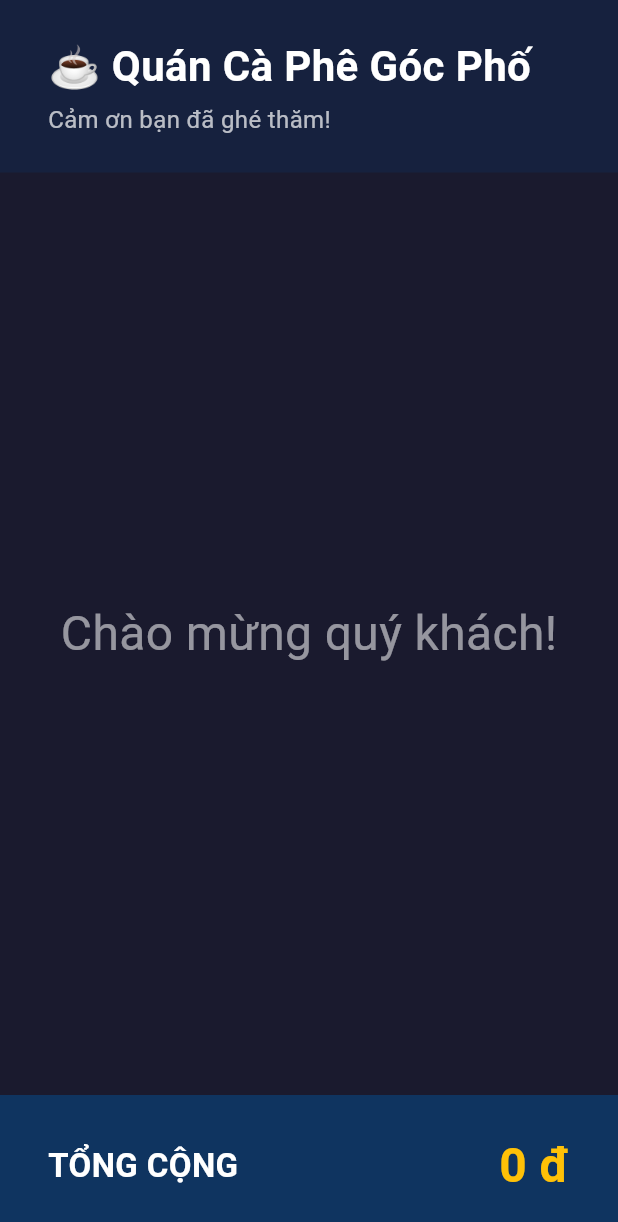
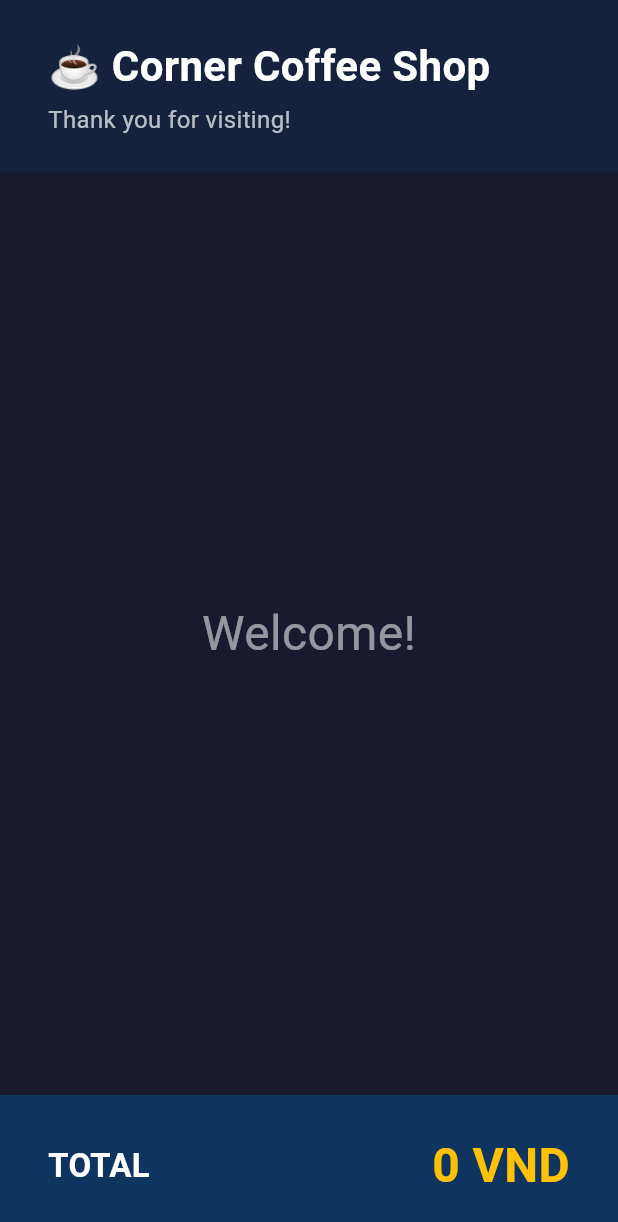
Before and after one commit to felixdinh/secondary-screen, a Flutter app: the OrderDisplayScreen screen opened by its route, on a phone screen of 412 x 824 dp. Shown: the top 1222 px of the screen. Run offline on Flutter 3.47's test engine with Material 3 defaults, Android fonts, the phone set to English and light mode, and no system bars; our stand-ins replace cached_network_image, carousel_slider, flutter_bloc.

Commit message:
refactor: update UI text to English and adjust currency formatting in order and sales screens

```diff
--- a/example/lib/models/product_model.dart
+++ b/example/lib/models/product_model.dart
@@ -12,14 +12,14 @@ class Product {
   });
 
   static const List<Product> catalog = [
-    Product(id: 1, name: 'Cà phê sữa', price: 35000, emoji: '☕'),
-    Product(id: 2, name: 'Bạc xỉu', price: 30000, emoji: '🥛'),
-    Product(id: 3, name: 'Trà sữa', price: 40000, emoji: '🧋'),
-    Product(id: 4, name: 'Sinh tố xoài', price: 45000, emoji: '🥭'),
-    Product(id: 5, name: 'Nước cam', price: 25000, emoji: '🍊'),
-    Product(id: 6, name: 'Cà phê đen', price: 25000, emoji: '🖤'),
-    Product(id: 7, name: 'Bánh mì', price: 20000, emoji: '🥖'),
-    Product(id: 8, name: 'Bánh croissant', price: 30000, emoji: '🥐'),
-    Product(id: 9, name: 'Matcha latte', price: 50000, emoji: '🍵'),
+    Product(id: 1, name: 'Milk Coffee', price: 35000, emoji: '☕'),
+    Product(id: 2, name: 'White Coffee', price: 30000, emoji: '🥛'),
+    Product(id: 3, name: 'Milk Tea', price: 40000, emoji: '🧋'),
+    Product(id: 4, name: 'Mango Smoothie', price: 45000, emoji: '🥭'),
+    Product(id: 5, name: 'Orange Juice', price: 25000, emoji: '🍊'),
+    Product(id: 6, name: 'Black Coffee', price: 25000, emoji: '🖤'),
+    Product(id: 7, name: 'Baguette', price: 20000, emoji: '🥖'),
+    Product(id: 8, name: 'Croissant', price: 30000, emoji: '🥐'),
+    Product(id: 9, name: 'Matcha Latte', price: 50000, emoji: '🍵'),
   ];
 }
--- a/example/lib/order_display_screen.dart
+++ b/example/lib/order_display_screen.dart
@@ -61,7 +61,7 @@ class _OrderDisplayScreenState extends State<OrderDisplayScreen> {
         crossAxisAlignment: CrossAxisAlignment.start,
         children: [
           Text(
-            '☕ Quán Cà Phê Góc Phố',
+            '☕ Corner Coffee Shop',
             style: TextStyle(
               fontSize: 28,
               fontWeight: FontWeight.bold,
@@ -70,7 +70,7 @@ class _OrderDisplayScreenState extends State<OrderDisplayScreen> {
           ),
           SizedBox(height: 4),
           Text(
-            'Cảm ơn bạn đã ghé thăm!',
+            'Thank you for visiting!',
             style: TextStyle(fontSize: 16, color: Colors.white70),
           ),
         ],
@@ -82,7 +82,7 @@ class _OrderDisplayScreenState extends State<OrderDisplayScreen> {
     if (_items.isEmpty) {
       return const Center(
         child: Text(
-          'Chào mừng quý khách!',
+          'Welcome!',
           style: TextStyle(fontSize: 32, color: Colors.white54),
         ),
       );
@@ -97,7 +97,7 @@ class _OrderDisplayScreenState extends State<OrderDisplayScreen> {
               Expanded(
                 flex: 4,
                 child: Text(
-                  'SẢN PHẨM',
+                  'PRODUCT',
                   style: TextStyle(
                     fontSize: 13,
                     color: Colors.white54,
@@ -108,7 +108,7 @@ class _OrderDisplayScreenState extends State<OrderDisplayScreen> {
               Expanded(
                 flex: 2,
                 child: Text(
-                  'SL × GIÁ',
+                  'QTY × PRICE',
                   textAlign: TextAlign.center,
                   style: TextStyle(
                     fontSize: 13,
@@ -120,7 +120,7 @@ class _OrderDisplayScreenState extends State<OrderDisplayScreen> {
               Expanded(
                 flex: 2,
                 child: Text(
-                  'THÀNH TIỀN',
+                  'SUBTOTAL',
                   textAlign: TextAlign.right,
                   style: TextStyle(
                     fontSize: 13,
@@ -198,7 +198,7 @@ class _OrderDisplayScreenState extends State<OrderDisplayScreen> {
         mainAxisAlignment: MainAxisAlignment.spaceBetween,
         children: [
           const Text(
-            'TỔNG CỘNG',
+            'TOTAL',
             style: TextStyle(
               fontSize: 22,
               fontWeight: FontWeight.bold,
@@ -222,9 +222,9 @@ class _OrderDisplayScreenState extends State<OrderDisplayScreen> {
     final s = price.toString();
     final buf = StringBuffer();
     for (int i = 0; i < s.length; i++) {
-      if (i > 0 && (s.length - i) % 3 == 0) buf.write('.');
+      if (i > 0 && (s.length - i) % 3 == 0) buf.write(',');
       buf.write(s[i]);
     }
-    return '${buf.toString()} đ';
+    return '${buf.toString()} VND';
   }
 }
```
Also changed, not shown: example/lib/sales_screen.dart (+12 -12 lines).
